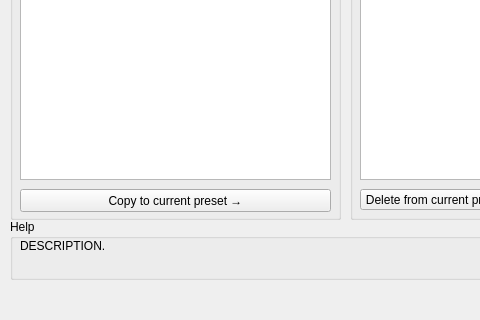
The window that umalauncher/ui/preset_window.ui (KevinVG207/UmaLauncher) describes before a commit, drawn with Qt 5; both pictures show x 0 to 480 and y 151 to 471 of the 691 by 471 pixel window.
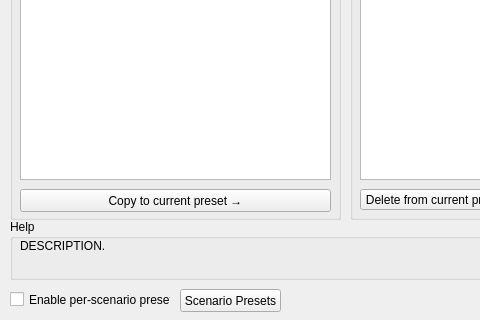
The same window after the commit.

Commit message:
Added scenario-specific preset option. (#237)
Added scenario-specific preset option

```diff
--- a/umalauncher/ui/preset_window.ui
+++ b/umalauncher/ui/preset_window.ui
@@ -260,6 +260,32 @@
     </property>
    </widget>
   </widget>
+  <widget class="QCheckBox" name="check_scenario_presets">
+   <property name="geometry">
+    <rect>
+     <x>10</x>
+     <y>440</y>
+     <width>161</width>
+     <height>21</height>
+    </rect>
+   </property>
+   <property name="text">
+    <string notr="true">Enable per-scenario presets</string>
+   </property>
+  </widget>
+  <widget class="QPushButton" name="btn_scenario_presets">
+   <property name="geometry">
+    <rect>
+     <x>180</x>
+     <y>440</y>
+     <width>101</width>
+     <height>23</height>
+    </rect>
+   </property>
+   <property name="text">
+    <string notr="true">Scenario Presets</string>
+   </property>
+  </widget>
  </widget>
  <resources/>
  <connections/>
```
The commit also changes 5 other files.
